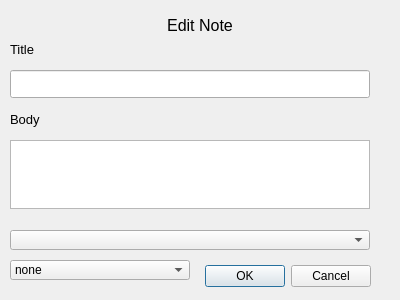
Old version of the form editnote.ui in the repository m-kolesnik/notes-manager.
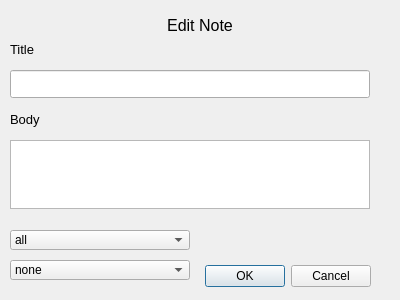
New version of the form.

Diff of the .ui file:
```diff
--- a/editnote.ui
+++ b/editnote.ui
@@ -57,24 +57,6 @@
     <string>Body</string>
    </property>
   </widget>
-  <widget class="QComboBox" name="comboBoxCategory">
-   <property name="geometry">
-    <rect>
-     <x>10</x>
-     <y>230</y>
-     <width>360</width>
-     <height>20</height>
-    </rect>
-   </property>
-   <property name="toolTipDuration">
-    <number>1</number>
-   </property>
-   <item>
-    <property name="text">
-     <string/>
-    </property>
-   </item>
-  </widget>
   <widget class="QTextEdit" name="textEditBody">
    <property name="geometry">
     <rect>
@@ -154,6 +136,34 @@
     <set>Qt::AlignCenter</set>
    </property>
   </widget>
+  <widget class="QComboBox" name="comboBoxCategory">
+   <property name="geometry">
+    <rect>
+     <x>10</x>
+     <y>230</y>
+     <width>180</width>
+     <height>20</height>
+    </rect>
+   </property>
+   <property name="toolTipDuration">
+    <number>1</number>
+   </property>
+   <item>
+    <property name="text">
+     <string>all</string>
+    </property>
+   </item>
+   <item>
+    <property name="text">
+     <string>personal</string>
+    </property>
+   </item>
+   <item>
+    <property name="text">
+     <string>work</string>
+    </property>
+   </item>
+  </widget>
  </widget>
  <resources/>
  <connections>
```
